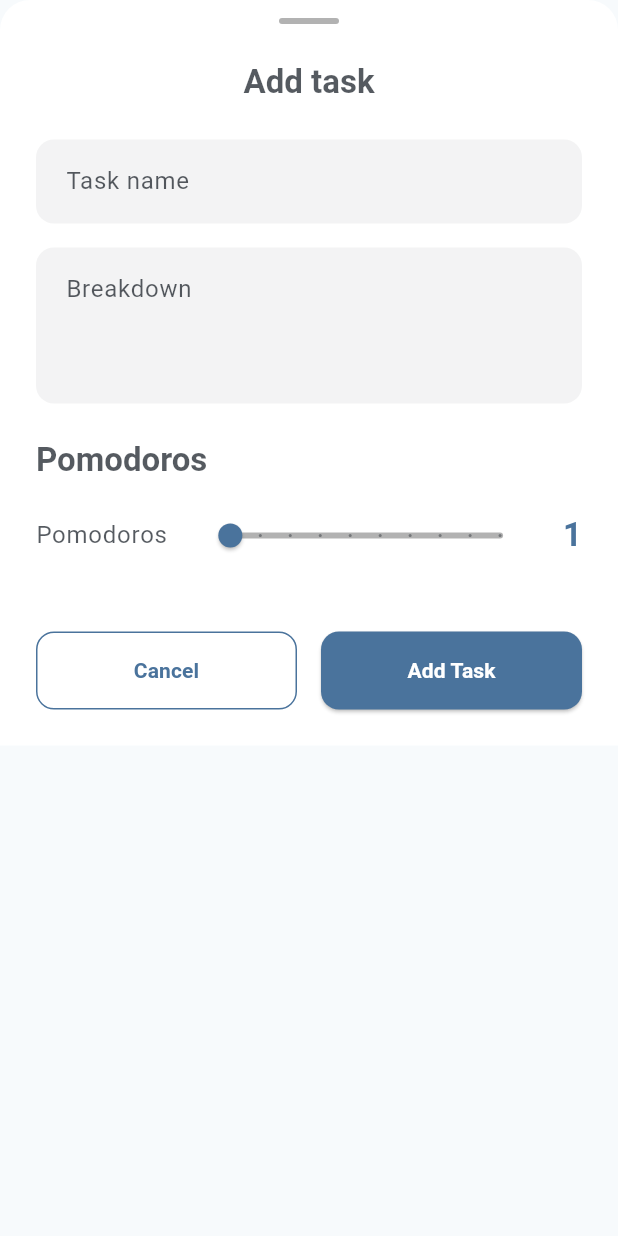
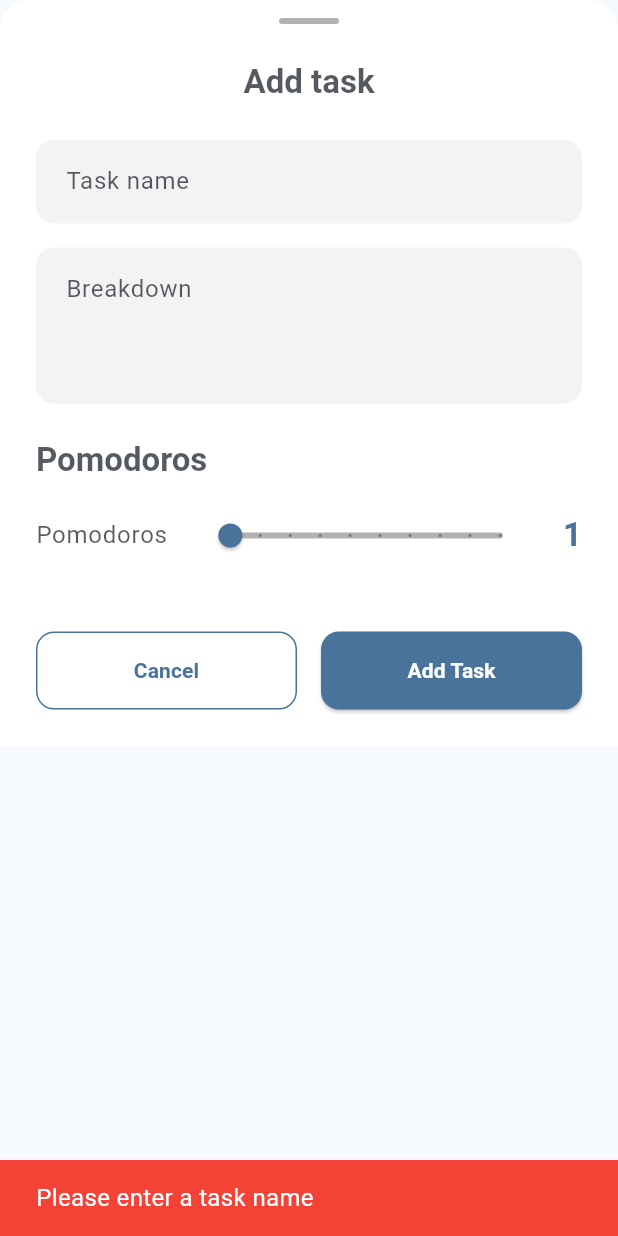
Before and after one commit to Hackim7200/ember_app, a Flutter app: the AddTaskBottomSheet widget shown alone on an empty page, opened directly, after a tap on "Add Task", on a phone screen of 412 x 824 dp. Run offline on Flutter 3.47's test engine with Material 3 defaults, Android fonts, the phone set to English and light mode, and no system bars; our stand-ins replace flutter_riverpod, font_awesome_flutter, riverpod_annotation; missing offline and left inert: amplify_api, amplify_auth_cognito, amplify_authenticator, amplify_core, amplify_flutter; generated files the repository leaves out were written again.

Commit message:
made some changes

```diff
--- a/amplify_flutter_v2/lib/features/event/provider/event_provider.dart
+++ b/amplify_flutter_v2/lib/features/event/provider/event_provider.dart
@@ -20,6 +20,7 @@ class EventNotifier extends _$EventNotifier {
     // Fetch initial data
     return EventService.getAll();
   }
+  //
 
   // Simple optimistic updates - UI responds instantly
 
--- a/amplify_flutter_v2/lib/features/todo/widget/add_task_bottom_sheet.dart
+++ b/amplify_flutter_v2/lib/features/todo/widget/add_task_bottom_sheet.dart
@@ -1,16 +1,18 @@
-import 'package:amplify_api/amplify_api.dart';
 import 'package:amplify_flutter/amplify_flutter.dart';
+import 'package:ember/features/todo/provider/todo_provider.dart';
+
 import 'package:ember/models/Todo.dart';
 import 'package:flutter/material.dart';
+import 'package:flutter_riverpod/flutter_riverpod.dart';
 
-class AddTaskBottomSheet extends StatefulWidget {
+class AddTaskBottomSheet extends ConsumerStatefulWidget {
   const AddTaskBottomSheet({super.key});
 
   @override
-  State<AddTaskBottomSheet> createState() => _AddTaskBottomSheetState();
+  ConsumerState<AddTaskBottomSheet> createState() => _AddTaskBottomSheetState();
 }
 
-class _AddTaskBottomSheetState extends State<AddTaskBottomSheet> {
+class _AddTaskBottomSheetState extends ConsumerState<AddTaskBottomSheet> {
   final _taskNameController = TextEditingController();
   final _breakdownController = TextEditingController();
   double _pomodoros = 1.0;
@@ -23,20 +25,45 @@ class _AddTaskBottomSheetState extends State<AddTaskBottomSheet> {
   }
 
   void _addTask() async {
-    final newTodo = Todo(
-      content: _taskNameController.text,
-      isDone: false,
-      breakdown: _breakdownController.text,
-    );
-    final request = ModelMutations.create(newTodo);
-    final response = await Amplify.API.mutate(request: request).response;
-    if (response.hasErrors) {
-      safePrint('Creating Todo failed.');
-    } else {
-      safePrint('Creating Todo successful.');
+    // Validate input
+    if (_taskNameController.text.trim().isEmpty) {
+      ScaffoldMessenger.of(context).showSnackBar(
+        const SnackBar(
+          content: Text('Please enter a task name'),
+          backgroundColor: Colors.red,
+        ),
+      );
+      return;
     }
-    if (mounted) {
-      Navigator.of(context).pop(newTodo);
+
+    try {
+      final newTodo = Todo(
+        content: _taskNameController.text.trim(),
+        isDone: false,
+        breakdown: _breakdownController.text.trim(),
+        pomodoros: _pomodoros.toInt(),
+      );
+
+      // Use the provider to add the todo
+      await ref.read(todoNotifierProvider.notifier).addTodo(newTodo);
+
+      // If we get here, the todo was added successfully
+      if (mounted) {
+        Navigator.of(context).pop(newTodo); // Return the created todo
+        ScaffoldMessenger.of(context).showSnackBar(
+          const SnackBar(content: Text('Task created successfully')),
+        );
+      }
+    } catch (e) {
+      safePrint('Error creating task: $e');
+      if (mounted) {
+        ScaffoldMessenger.of(context).showSnackBar(
+          SnackBar(
+            content: Text('Failed to create task: ${e.toString()}'),
+            backgroundColor: Theme.of(context).colorScheme.error,
+          ),
+        );
+      }
     }
   }
 
@@ -212,9 +239,7 @@ class _AddTaskBottomSheetState extends State<AddTaskBottomSheet> {
                 const SizedBox(width: 16),
                 Expanded(
                   child: ElevatedButton(
-                    onPressed: () {
-                      _addTask();
-                    },
+                    onPressed: _addTask,
                     style: ElevatedButton.styleFrom(
                       backgroundColor: theme.colorScheme.primary,
                       padding: const EdgeInsets.symmetric(vertical: 16),
--- a/amplify_flutter_v2/lib/features/todo/widget/today_section.dart
+++ b/amplify_flutter_v2/lib/features/todo/widget/today_section.dart
@@ -1,6 +1,6 @@
 import 'package:amplify_api/amplify_api.dart';
 import 'package:ember/features/todo/widget/add_task_bottom_sheet.dart';
-import 'package:ember/features/todo/widget/task_item.dart';
+import 'package:ember/features/todo/widget/todo_card.dart';
 
 import 'package:ember/models/Todo.dart';
 import 'package:flutter/material.dart';
@@ -97,7 +97,7 @@ class _TodaySectionState extends State<TodaySection> {
             }
           },
           itemBuilder: (context, index) {
-            return TaskItem(
+            return TodoCard(
               key: ValueKey(_todos[index].id),
               todo: _todos[index],
               onTap: () {
@@ -109,6 +109,7 @@ class _TodaySectionState extends State<TodaySection> {
                       id: currentTodo.id,
                       content: currentTodo.content,
                       isDone: !(currentTodo.isDone ?? false),
+                      pomodoros: currentTodo.pomodoros,
                     );
                     _todos[index] = updatedTodo;
                   });
--- a/amplify_flutter_v2/lib/main.dart
+++ b/amplify_flutter_v2/lib/main.dart
@@ -1,13 +1,12 @@
 import 'package:amplify_auth_cognito/amplify_auth_cognito.dart';
 import 'package:amplify_api/amplify_api.dart';
 import 'package:amplify_flutter/amplify_flutter.dart';
-
 import 'package:ember/models/ModelProvider.dart';
 import 'package:flutter/material.dart';
 import 'package:ember/app/app.dart';
 import 'package:flutter_riverpod/flutter_riverpod.dart';
+import 'amplify_outputs.dart';
 
-import 'amplify_outputs.dart';
 
 Future<void> main() async {
   try {
```
Also changed, not shown: amplify_flutter_v2/lib/features/todo/provider/todo_provider.dart (added, +84 -0 lines), amplify_flutter_v2/lib/features/todo/services/todo_service.dart (added, +73 -0 lines), amplify_flutter_v2/lib/features/todo/widget/todo_card.dart (renamed from amplify_flutter_v2/lib/features/todo/widget/task_item.dart, +28 -33 lines), amplify_flutter_v2/lib/features/todo/provider/todo_provider.g.dart.
